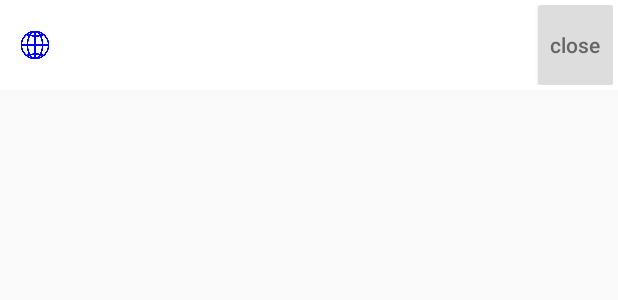
After one commit to actionshark/Mao, an Android app: the layout grid_page.xml on its own in the app's theme, with its tools: preview values and no code run, on a phone screen of 412 x 824 dp. The commit adds this screen. Shown: the top 300 px of the screen. Run offline under Robolectric (Android 15) with nearby library versions, the phone set to English and light mode, and no system bars.

Commit message:
多页面

```diff
--- /dev/null
+++ b/app/src/main/res/layout/grid_page.xml
@@ -0,0 +1,46 @@
+<?xml version="1.0" encoding="utf-8"?>
+<LinearLayout xmlns:android="http://schemas.android.com/apk/res/android"
+    android:layout_width="match_parent"
+    android:layout_height="wrap_content"
+    android:orientation="horizontal"
+    android:descendantFocusability="blocksDescendants">
+
+    <LinearLayout
+        android:layout_width="match_parent"
+        android:layout_height="60dp"
+        android:padding="3dp"
+        android:background="@color/background"
+        android:orientation="horizontal">
+
+    <ImageView
+        android:id="@+id/icon"
+        android:layout_width="40dp"
+        android:layout_height="match_parent"
+        android:padding="10dp"
+        android:scaleType="centerInside"
+        android:src="@drawable/icon"
+        android:contentDescription="@string/app_name" />
+
+    <TextView
+        android:id="@+id/title"
+        android:layout_width="0dp"
+        android:layout_height="match_parent"
+        android:layout_weight="1"
+        android:gravity="center_vertical|start"
+        android:paddingStart="5dp"
+        android:paddingEnd="5dp"
+        android:singleLine="true"
+        android:textColor="@color/text" />
+
+    <Button
+        android:id="@+id/close"
+        android:layout_width="50dp"
+        android:layout_height="match_parent"
+        android:layout_marginStart="3dp"
+        android:textAllCaps="false"
+        android:background="@drawable/bg_btn_com"
+        android:textColor="@drawable/bg_btn_com"
+        android:text="@string/close" />
+
+    </LinearLayout>
+</LinearLayout>
--- a/app/src/main/res/values/dimens.xml
+++ b/app/src/main/res/values/dimens.xml
@@ -1,5 +1,5 @@
 <?xml version="1.0" encoding="utf-8"?>
 <resources>
     <dimen name="divider_size">2dp</dimen>
-    <dimen name="corner_size">4dp</dimen>
+    <dimen name="corner_size">4px</dimen>
 </resources>
```
Also changed, not shown: app/src/main/AndroidManifest.xml (+4 -3 lines), app/src/main/java/com/shk/mao/struct/Page.java (added, +20 -0 lines), app/src/main/java/com/shk/mao/struct/PageMgr.java (added, +108 -0 lines), app/src/main/java/com/shk/mao/struct/WebViewItem.java (deleted, +0 -11 lines), app/src/main/java/com/shk/mao/ui/ActivityMain.java (renamed from app/src/main/java/com/shk/mao/ui/MainActivity.java, +57 -61 lines), app/src/main/java/com/shk/mao/ui/ActivityPage.java (added, +56 -0 lines), app/src/main/java/com/shk/mao/ui/AdapterPage.java (added, +76 -0 lines), app/src/main/java/com/shk/mao/util/WebViewUtil.java (+10 -1 lines), app/src/main/res/layout/activity_page.xml (added, +57 -0 lines), app/src/main/res/values/strings.xml (+8 -2 lines), app/src/main/java/com/shk/mao/struct/WebViewListener.java (line endings or trailing spaces), app/src/main/java/com/shk/mao/util/UrlUtil.java (line endings or trailing spaces).
